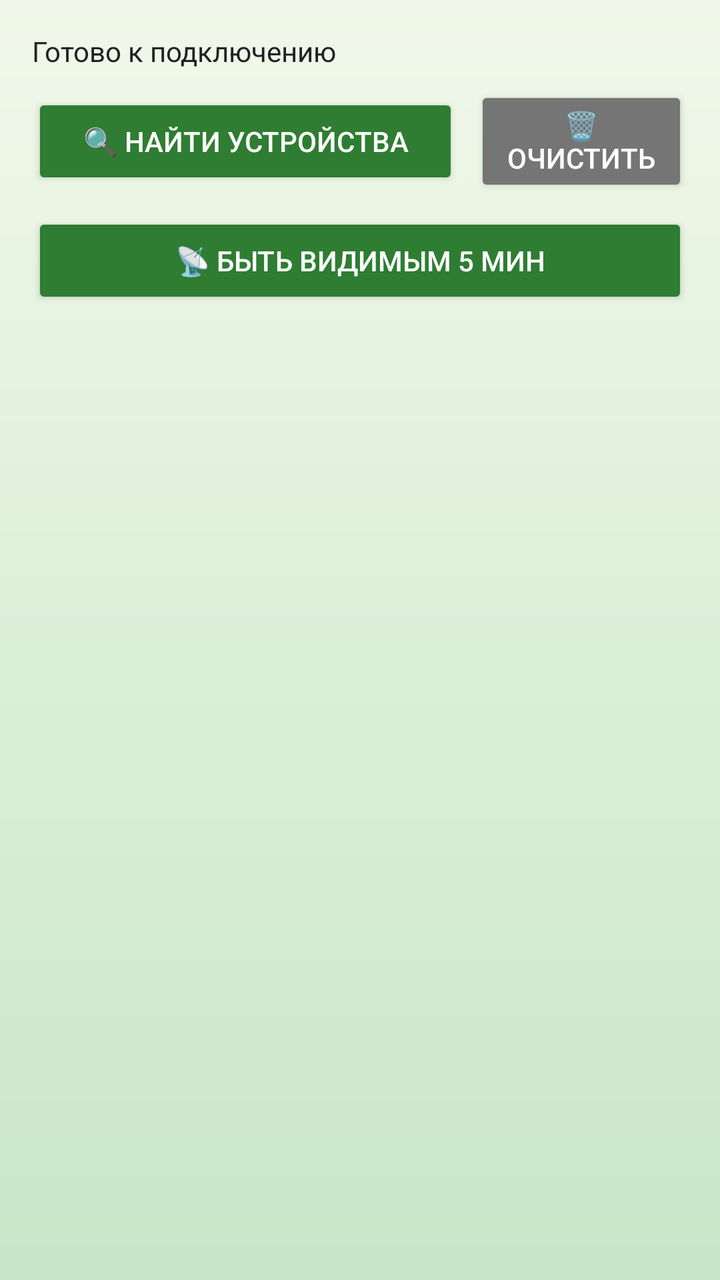
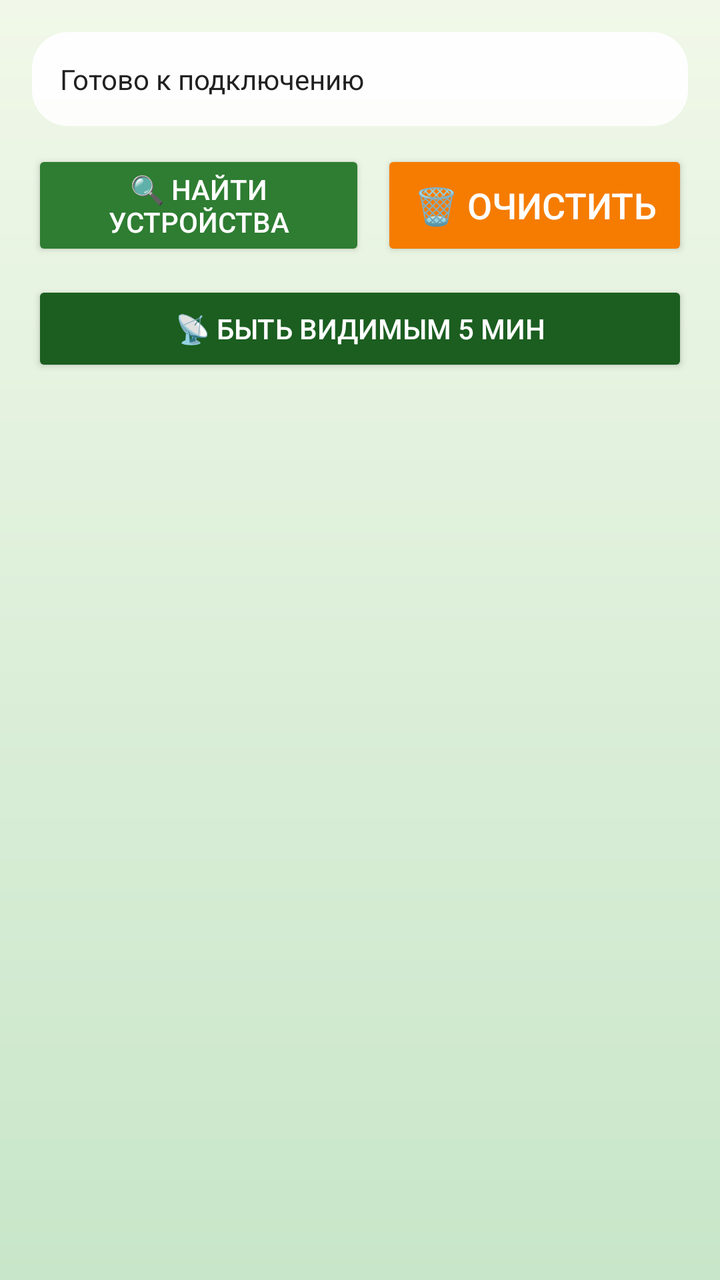

An Android layout rendered at two revisions. The XML below is the earlier revision; the diff shows what the commit changed to produce the second picture.
<!-- AndroidManifest.xml: application theme Theme.BlueLink -->
<!-- res/layout/activity_main.xml -->
<?xml version="1.0" encoding="utf-8"?>
<LinearLayout xmlns:android="http://schemas.android.com/apk/res/android"
    android:layout_width="match_parent"
    android:layout_height="match_parent"
    android:orientation="vertical"
    android:padding="16dp">

    <TextView
        android:id="@+id/textStatus"
        android:layout_width="match_parent"
        android:layout_height="wrap_content"
        android:text="@string/status_ready"
        android:textSize="14sp"
        android:textColor="@color/text_dark"
        android:paddingBottom="8dp" />

    <LinearLayout
        android:layout_width="match_parent"
        android:layout_height="wrap_content"
        android:gravity="center_vertical"
        android:orientation="horizontal">

        <Button
            android:id="@+id/buttonScan"
            android:layout_width="0dp"
            android:layout_height="wrap_content"
            android:layout_weight="2"
            android:text="@string/scan"
            android:backgroundTint="@color/blue_primary"
            android:textColor="@color/text_on_blue" />

        <Button
            android:id="@+id/buttonClear"
            android:layout_width="0dp"
            android:layout_height="wrap_content"
            android:layout_weight="1"
            android:layout_marginStart="8dp"
            android:text="@string/clear"
            android:backgroundTint="#757575"
            android:textColor="@color/text_on_blue" />

    </LinearLayout>

    <Button
        android:id="@+id/buttonDiscoverable"
        android:layout_width="match_parent"
        android:layout_height="wrap_content"
        android:layout_marginTop="8dp"
        android:text="@string/discoverable"
        android:backgroundTint="#2E7D32"
        android:textColor="@color/text_on_blue" />

    <androidx.recyclerview.widget.RecyclerView
        android:id="@+id/recyclerDevices"
        android:layout_width="match_parent"
        android:layout_height="0dp"
        android:layout_weight="1"
        android:layout_marginTop="12dp"
        android:clipToPadding="false" />

</LinearLayout>
<!-- resources referenced by this layout -->
<resources>
  <color name="blue_primary">#2E7D32</color>
  <color name="text_dark">#212121</color>
  <color name="text_on_blue">#FFFFFF</color>
  <string name="clear">🗑 Очистить</string>
  <string name="discoverable">📡 Быть видимым 5 мин</string>
  <string name="scan">🔍 Найти устройства</string>
  <string name="status_ready">Готово к подключению</string>
  <style name="Theme.BlueLink" parent="Theme.MaterialComponents.DayNight.NoActionBar">
          <item name="colorPrimary">@color/blue_primary</item>
          <item name="colorPrimaryDark">@color/blue_dark</item>
          <item name="colorAccent">@color/accent</item>
          <item name="android:windowBackground">@drawable/bg_gradient</item>
          <item name="materialButtonStyle">@style/Widget.BlueLink.Button</item>
      </style>
  <color name="blue_dark">#1B5E20</color>
  <color name="accent">#66BB6A</color>
  <!-- drawable bg_gradient (drawable) -->
  <?xml version="1.0" encoding="utf-8"?>
  <shape xmlns:android="http://schemas.android.com/apk/res/android"
      android:shape="rectangle">
      <gradient
          android:angle="90"
          android:startColor="@color/gradient_start"
          android:endColor="@color/gradient_end"
          android:type="linear" />
  </shape>
  <style name="Widget.BlueLink.Button" parent="Widget.MaterialComponents.Button">
          <item name="cornerRadius">18dp</item>
          <item name="android:textAllCaps">false</item>
          <item name="android:letterSpacing">0</item>
          <item name="android:paddingTop">14dp</item>
          <item name="android:paddingBottom">14dp</item>
          <item name="elevation">3dp</item>
      </style>
  <color name="gradient_start">#C8E6C9</color>
  <color name="gradient_end">#F1F8E9</color>
</resources>

<!-- the commit's change to res/layout/activity_main.xml (unified diff, before → after) -->
@@ -12,7 +12,9 @@
         android:text="@string/status_ready"
         android:textSize="14sp"
         android:textColor="@color/text_dark"
-        android:paddingBottom="8dp" />
+        android:background="@drawable/bg_card"
+        android:padding="14dp"
+        android:layout_marginBottom="12dp" />
 
     <LinearLayout
         android:layout_width="match_parent"
@@ -31,12 +33,14 @@
 
         <Button
             android:id="@+id/buttonClear"
-            android:layout_width="0dp"
-            android:layout_height="wrap_content"
-            android:layout_weight="1"
+            android:layout_width="wrap_content"
+            android:layout_height="match_parent"
             android:layout_marginStart="8dp"
+            android:minWidth="0dp"
+            android:paddingHorizontal="16dp"
             android:text="@string/clear"
-            android:backgroundTint="#757575"
+            android:textSize="18sp"
+            android:backgroundTint="@color/orange"
             android:textColor="@color/text_on_blue" />
 
     </LinearLayout>
@@ -45,9 +49,9 @@
         android:id="@+id/buttonDiscoverable"
         android:layout_width="match_parent"
         android:layout_height="wrap_content"
-        android:layout_marginTop="8dp"
+        android:layout_marginTop="10dp"
         android:text="@string/discoverable"
-        android:backgroundTint="#2E7D32"
+        android:backgroundTint="@color/blue_dark"
         android:textColor="@color/text_on_blue" />
 
     <androidx.recyclerview.widget.RecyclerView
@@ -55,7 +59,7 @@
         android:layout_width="match_parent"
         android:layout_height="0dp"
         android:layout_weight="1"
-        android:layout_marginTop="12dp"
+        android:layout_marginTop="14dp"
         android:clipToPadding="false" />
 
 </LinearLayout>
<!-- resource entries referenced after the edit -->
@@ -1,8 +1,16 @@
 <!-- resources referenced by this layout -->
 <resources>
+  <color name="blue_dark">#1B5E20</color>
   <color name="blue_primary">#2E7D32</color>
+  <color name="orange">#F57C00</color>
   <color name="text_dark">#212121</color>
   <color name="text_on_blue">#FFFFFF</color>
+  <!-- drawable bg_card (drawable) -->
+  <?xml version="1.0" encoding="utf-8"?>
+  <shape xmlns:android="http://schemas.android.com/apk/res/android">
+      <solid android:color="@color/card_translucent" />
+      <corners android:radius="18dp" />
+  </shape>
   <string name="clear">🗑 Очистить</string>
   <string name="discoverable">📡 Быть видимым 5 мин</string>
   <string name="scan">🔍 Найти устройства</string>
@@ -14,7 +22,7 @@
           <item name="android:windowBackground">@drawable/bg_gradient</item>
           <item name="materialButtonStyle">@style/Widget.BlueLink.Button</item>
       </style>
-  <color name="blue_dark">#1B5E20</color>
+  <color name="card_translucent">#E6FFFFFF</color>
   <color name="accent">#66BB6A</color>
   <!-- drawable bg_gradient (drawable) -->
   <?xml version="1.0" encoding="utf-8"?>
